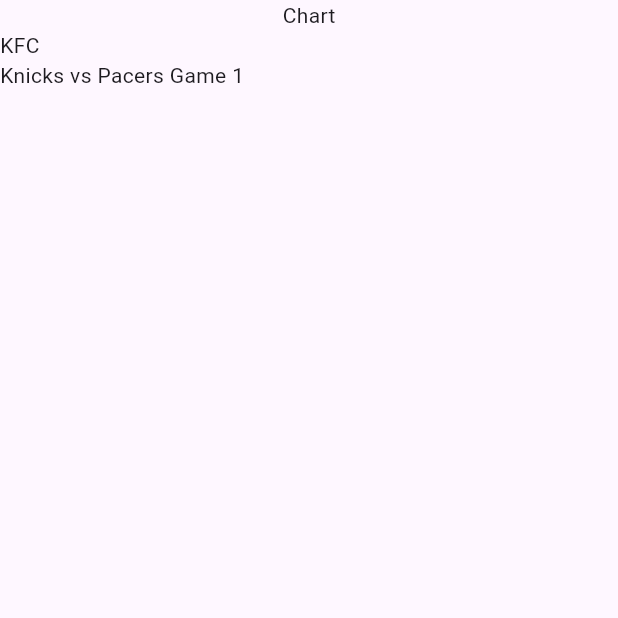
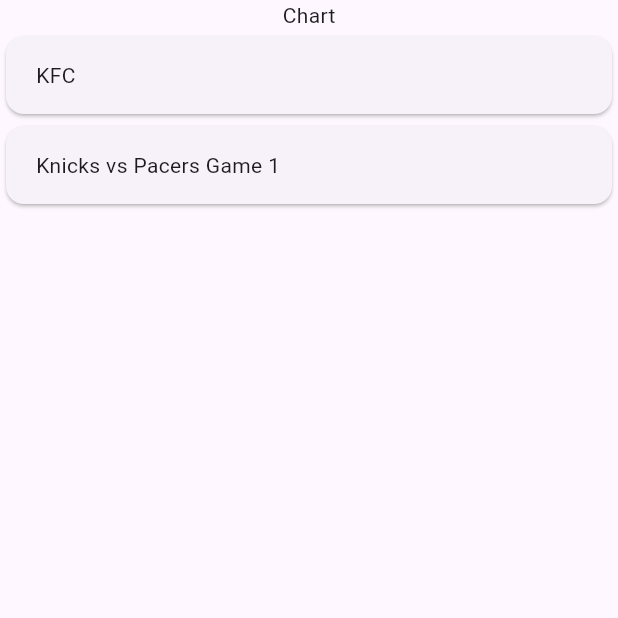
Before and after one commit to CharlesCoeder/expense_app, a Flutter app: the screen it shows after launch, on a phone screen of 412 x 824 dp, the top half of it. Run offline on Flutter 3.47's test engine with Material 3 defaults, Android fonts, the phone set to English and light mode, and no system bars.

Commit message:
Style expenses with ExpenseItem widget

```diff
--- /dev/null
+++ b/lib/expenses_list/expense_item.dart
@@ -0,0 +1,20 @@
+import 'package:flutter/material.dart';
+import 'package:expense_tracker/models/expense.dart';
+
+class ExpenseItem extends StatelessWidget {
+  const ExpenseItem({super.key, required this.expense});
+  final Expense expense;
+
+  @override
+  Widget build(BuildContext context) {
+    return Card(
+      child: Padding(
+        padding: const EdgeInsets.symmetric(
+          vertical: 16,
+          horizontal: 20,
+        ),
+        child: Text(expense.title),
+      ),
+    );
+  }
+}
--- a/lib/expenses_list/expenses_list.dart
+++ b/lib/expenses_list/expenses_list.dart
@@ -1,5 +1,6 @@
 import 'package:flutter/material.dart';
 import 'package:expense_tracker/models/expense.dart';
+import 'package:expense_tracker/expenses_list/expense_item.dart';
 
 class ExpensesList extends StatelessWidget {
   const ExpensesList({super.key, required this.expenses});
@@ -10,9 +11,7 @@ class ExpensesList extends StatelessWidget {
   Widget build(BuildContext context) {
     return ListView.builder(
       itemCount: expenses.length,
-      itemBuilder: (ctx, index) => Text(
-        expenses[index].title,
-      ),
+      itemBuilder: (ctx, index) => ExpenseItem(expense: expenses[index])
     );
   }
 }
```
